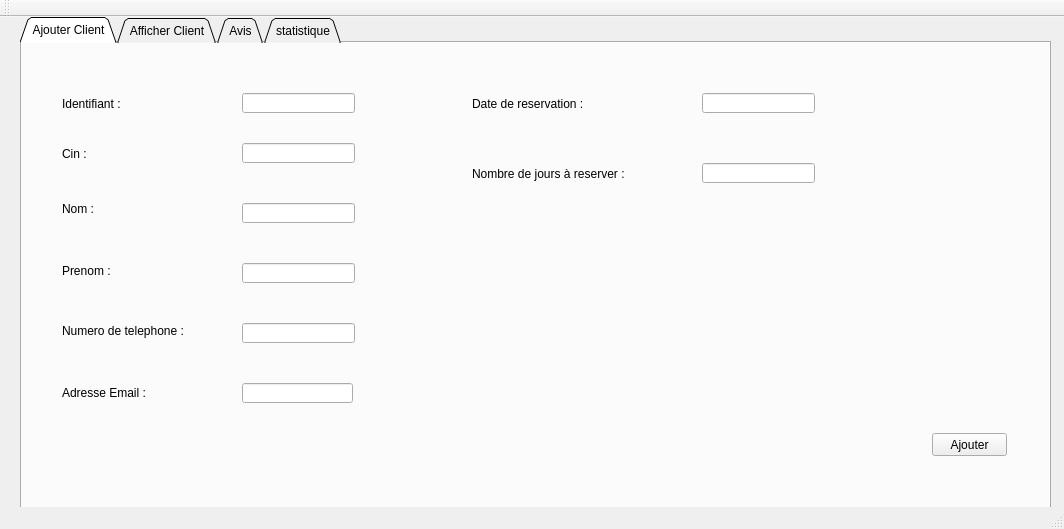
First picture: the form in CRUD/mainwindow.ui, repository ihebkh/smart_station_2A14, before the edit.
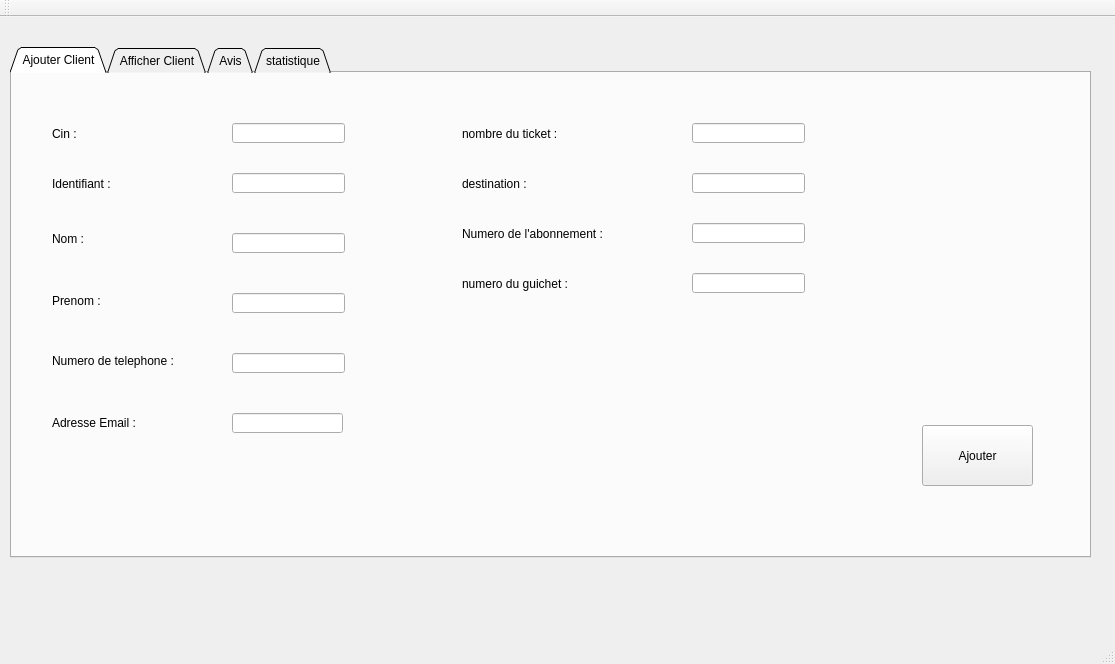
Second picture: the form after the edit. The open tabs and pages were chosen to show the change.

Diff of the .ui file:
```diff
--- a/CRUD/mainwindow.ui
+++ b/CRUD/mainwindow.ui
@@ -6,8 +6,8 @@
    <rect>
     <x>0</x>
     <y>0</y>
-    <width>1064</width>
-    <height>529</height>
+    <width>1115</width>
+    <height>664</height>
    </rect>
   </property>
   <property name="windowTitle">
@@ -17,10 +17,10 @@
    <widget class="QTabWidget" name="tabWidget">
     <property name="geometry">
      <rect>
-      <x>20</x>
-      <y>0</y>
-      <width>1031</width>
-      <height>501</height>
+      <x>10</x>
+      <y>30</y>
+      <width>1081</width>
+      <height>511</height>
      </rect>
     </property>
     <property name="tabShape">
@@ -37,7 +37,7 @@
       <property name="geometry">
        <rect>
         <x>40</x>
-        <y>90</y>
+        <y>40</y>
         <width>81</width>
         <height>41</height>
        </rect>
@@ -50,7 +50,7 @@
       <property name="geometry">
        <rect>
         <x>40</x>
-        <y>50</y>
+        <y>100</y>
         <width>71</width>
         <height>21</height>
        </rect>
@@ -111,20 +111,20 @@
        <string>Adresse Email :</string>
       </property>
      </widget>
+     <widget class="QLineEdit" name="CIN_2">
+      <property name="geometry">
+       <rect>
+        <x>220</x>
+        <y>50</y>
+        <width>113</width>
+        <height>20</height>
+       </rect>
+      </property>
+     </widget>
      <widget class="QLineEdit" name="ID">
       <property name="geometry">
        <rect>
         <x>220</x>
-        <y>50</y>
-        <width>113</width>
-        <height>20</height>
-       </rect>
-      </property>
-     </widget>
-     <widget class="QLineEdit" name="CIN">
-      <property name="geometry">
-       <rect>
-        <x>220</x>
         <y>100</y>
         <width>113</width>
         <height>20</height>
@@ -175,9 +175,9 @@
       <property name="geometry">
        <rect>
         <x>910</x>
-        <y>390</y>
-        <width>75</width>
-        <height>23</height>
+        <y>352</y>
+        <width>111</width>
+        <height>61</height>
        </rect>
       </property>
       <property name="text">
@@ -194,20 +194,20 @@
        </rect>
       </property>
       <property name="text">
-       <string>Date de reservation :</string>
+       <string>nombre du ticket :</string>
       </property>
      </widget>
      <widget class="QLabel" name="label_9">
       <property name="geometry">
        <rect>
         <x>450</x>
-        <y>120</y>
+        <y>100</y>
         <width>181</width>
         <height>21</height>
        </rect>
       </property>
       <property name="text">
-       <string>Nombre de jours à reserver :</string>
+       <string>destination : </string>
       </property>
      </widget>
      <widget class="QLineEdit" name="DATERES">
@@ -224,7 +224,53 @@
       <property name="geometry">
        <rect>
         <x>680</x>
-        <y>120</y>
+        <y>100</y>
+        <width>113</width>
+        <height>20</height>
+       </rect>
+      </property>
+     </widget>
+     <widget class="QLabel" name="label_14">
+      <property name="geometry">
+       <rect>
+        <x>450</x>
+        <y>150</y>
+        <width>181</width>
+        <height>21</height>
+       </rect>
+      </property>
+      <property name="text">
+       <string>Numero de l'abonnement :</string>
+      </property>
+     </widget>
+     <widget class="QLineEdit" name="ABONNEMENT">
+      <property name="geometry">
+       <rect>
+        <x>680</x>
+        <y>150</y>
+        <width>113</width>
+        <height>20</height>
+       </rect>
+      </property>
+     </widget>
+     <widget class="QLabel" name="label_15">
+      <property name="geometry">
+       <rect>
+        <x>450</x>
+        <y>200</y>
+        <width>181</width>
+        <height>21</height>
+       </rect>
+      </property>
+      <property name="text">
+       <string>numero du guichet : </string>
+      </property>
+     </widget>
+     <widget class="QLineEdit" name="NUMGUICHET">
+      <property name="geometry">
+       <rect>
+        <x>680</x>
+        <y>200</y>
         <width>113</width>
         <height>20</height>
        </rect>
```
Left out of the diff: 132 changed lines with no effect on the pictures.
